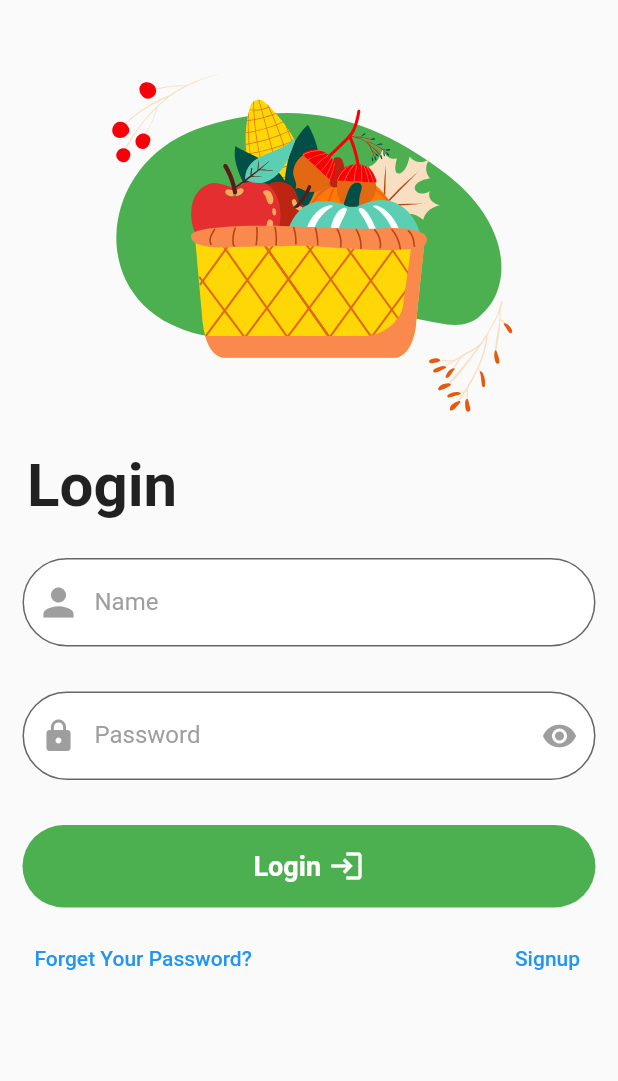
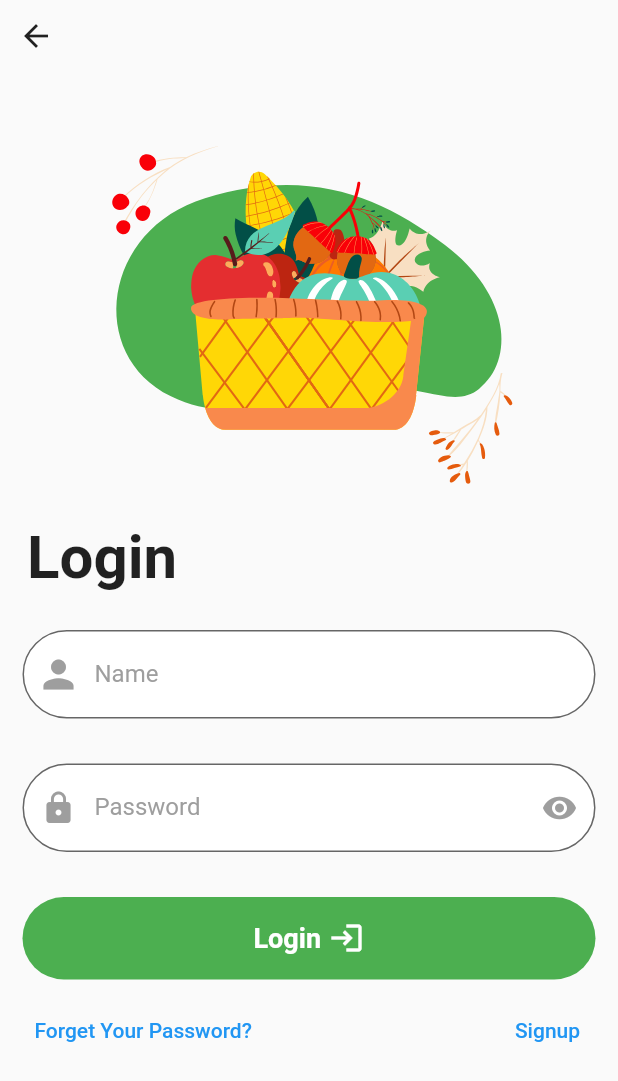
Before and after one commit to mohammedmansur/Grocery-App, a Flutter app: the screen it shows after launch, item 3 of the bottom bar chosen, on a phone screen of 412 x 824 dp. Shown: the top 1081 px of the screen. Run offline on Flutter 3.47's test engine with Material 2 defaults, Android fonts, the phone set to English and light mode, and no system bars; our stand-ins replace lottie.

Commit message:
login navigation

```diff
--- a/lib/Login.dart
+++ b/lib/Login.dart
@@ -2,6 +2,7 @@ import 'package:flutter/cupertino.dart';
 import 'package:flutter/material.dart';
 import 'package:flutter/src/widgets/container.dart';
 import 'package:flutter/src/widgets/framework.dart';
+import 'package:grocery/src/default.dart';
 import 'package:lottie/lottie.dart';
 
 class Login extends StatefulWidget {
@@ -17,6 +18,19 @@ class _LoginState extends State<Login> {
     return Scaffold(
       body: ListView(
         children: [
+          Row(
+            children: [
+              IconButton(
+                  onPressed: () {
+                    Navigator.push(
+                        context,
+                        MaterialPageRoute(
+                          builder: (context) => DefaultScreen(),
+                        ));
+                  },
+                  icon: Icon(Icons.arrow_back)),
+            ],
+          ),
           Container(
             height: 300,
             width: double.infinity,
```
